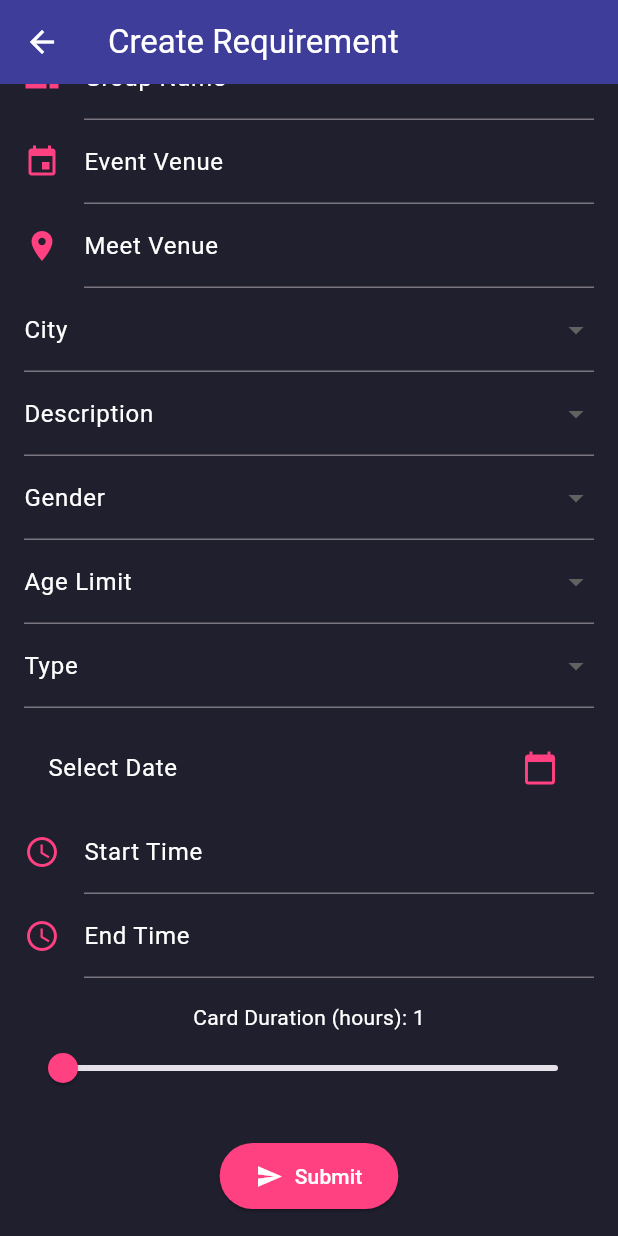
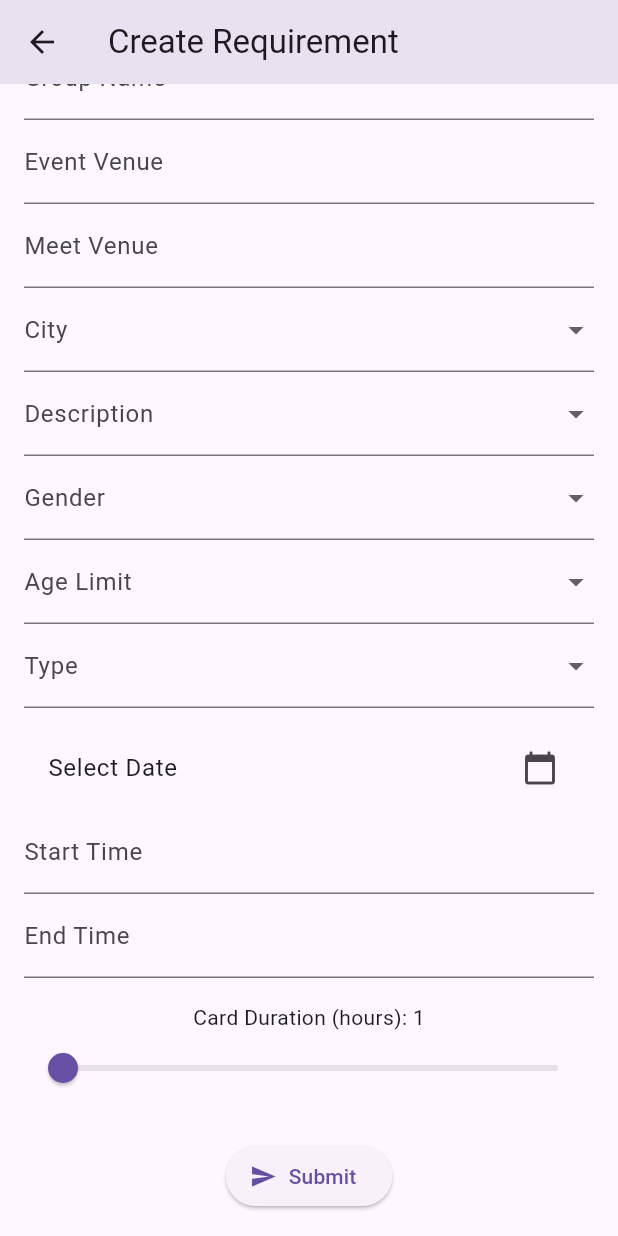
Before and after one commit to DIV-SYSTEM/firos_sports, a Flutter app: the CreateRequirementScreen screen opened directly, scrolled down 104 dp, on a phone screen of 412 x 824 dp. Run offline on Flutter 3.47's test engine with Material 3 defaults, Android fonts, the phone set to English and light mode, and no system bars; our stand-ins replace firebase_core, firebase_database, flutter_map, flutter_spinkit, geolocator, image_picker and 3 more; accounts and stored records are empty.

Commit message:
Update create_requirement_form.dart

```diff
--- a/lib/screen/create_requirement_form.dart
+++ b/lib/screen/create_requirement_form.dart
@@ -31,16 +31,49 @@ class _CreateRequirementScreenState extends State<CreateRequirementScreen> {
   double _timerHours = 1;
 
   final List<String> sportOptions = [
-    'Badminton', 'Basketball', 'Boxing', 'Chess', 'Cricket', 'Cycling',
-    'Football', 'Gym', 'Hockey', 'Kabaddi', 'Martial Arts', 'PUBG',
-    'Running', 'Skating', 'Swimming', 'Table Tennis', 'Tennis',
-    'Volleyball', 'Weightlifting', 'Yoga',
+    'Badminton',
+    'Basketball',
+    'Boxing',
+    'Chess',
+    'Cricket',
+    'Cycling',
+    'Football',
+    'Gym',
+    'Hockey',
+    'Kabaddi',
+    'Martial Arts',
+    'PUBG',
+    'Running',
+    'Skating',
+    'Swimming',
+    'Table Tennis',
+    'Tennis',
+    'Volleyball',
+    'Weightlifting',
+    'Yoga',
   ];
 
   final List<String> cityOptions = [
-    'Ahmedabad', 'Bangalore', 'Bhopal', 'Chandigarh', 'Chennai', 'Delhi',
-    'Hyderabad', 'Indore', 'Jaipur', 'Kanpur', 'Kochi', 'Kolkata',
-    'Lucknow', 'Mumbai', 'Nagpur', 'Patna', 'Pune', 'Ranchi', 'Surat', 'Visakhapatnam',
+    'Ahmedabad',
+    'Bangalore',
+    'Bhopal',
+    'Chandigarh',
+    'Chennai',
+    'Delhi',
+    'Hyderabad',
+    'Indore',
+    'Jaipur',
+    'Kanpur',
+    'Kochi',
+    'Kolkata',
+    'Lucknow',
+    'Mumbai',
+    'Nagpur',
+    'Patna',
+    'Pune',
+    'Ranchi',
+    'Surat',
+    'Visakhapatnam',
   ];
 
   final List<String> descriptionOptions = [
@@ -167,147 +200,46 @@ class _CreateRequirementScreenState extends State<CreateRequirementScreen> {
   @override
   Widget build(BuildContext context) {
     return Scaffold(
-      backgroundColor: const Color(0xFF1F1F2E), // Light dark background
-      appBar: AppBar(
-        backgroundColor: const Color(0xFF3B3B98), // Deep blue-purple
-        title: const Text('Create Requirement', style: TextStyle(color: Colors.white)),
-        iconTheme: const IconThemeData(color: Colors.white),
-      ),
+      appBar: AppBar(title: const Text('Create Requirement')),
       body: SingleChildScrollView(
         padding: const EdgeInsets.all(16.0),
-        child: Theme(
-          data: ThemeData(
-            inputDecorationTheme: const InputDecorationTheme(
-              labelStyle: TextStyle(color: Colors.white),
-              hintStyle: TextStyle(color: Colors.white70),
-              iconColor: Colors.pinkAccent,
-              focusedBorder: UnderlineInputBorder(borderSide: BorderSide(color: Colors.pinkAccent)),
-            ),
-          ),
         child: Form(
           key: _formKey,
           child: Column(
             children: [
-                CustomDropdown(
-                  label: 'Sport',
-                  items: sportOptions,
-                  value: _selectedSport,
-                  onChanged: (val) => setState(() => _selectedSport = val),
-                  icon: const Icon(Icons.sports_soccer, color: Colors.pinkAccent),
-                  dropdownColor: Colors.pink.shade100,
-                ),
-                TextFormField(
-                  controller: _groupNameController,
-                  decoration: const InputDecoration(
-                    labelText: 'Group Name',
-                    icon: Icon(Icons.group, color: Colors.pinkAccent),
-                  ),
-                  validator: (value) => value!.isEmpty ? 'Required' : null,
-                ),
-                TextFormField(
-                  controller: _eventVenueController,
-                  decoration: const InputDecoration(
-                    labelText: 'Event Venue',
-                    icon: Icon(Icons.event, color: Colors.pinkAccent),
-                  ),
-                ),
-                TextFormField(
-                  controller: _meetVenueController,
-                  decoration: const InputDecoration(
-                    labelText: 'Meet Venue',
-                    icon: Icon(Icons.location_on, color: Colors.pinkAccent),
-                  ),
-                ),
-                CustomDropdown(
-                  label: 'City',
-                  items: cityOptions,
-                  value: _selectedCity,
-                  onChanged: (val) => setState(() => _selectedCity = val),
-                  icon: const Icon(Icons.location_city, color: Colors.pinkAccent),
-                  dropdownColor: Colors.pink.shade100,
-                ),
-                CustomDropdown(
-                  label: "Description",
-                  items: descriptionOptions,
-                  value: _selectedDescription,
-                  onChanged: (val) => setState(() => _selectedDescription = val),
-                  icon: const Icon(Icons.description, color: Colors.pinkAccent),
-                  dropdownColor: Colors.pink.shade100,
-                ),
-                CustomDropdown(
-                  label: "Gender",
-                  items: genderOptions,
-                  value: _selectedGender,
-                  onChanged: (val) => setState(() => _selectedGender = val),
-                  icon: const Icon(Icons.transgender, color: Colors.pinkAccent),
-                  dropdownColor: Colors.pink.shade100,
-                ),
-                CustomDropdown(
-                  label: "Age Limit",
-                  items: ageOptions,
-                  value: _selectedAge,
-                  onChanged: (val) => setState(() => _selectedAge = val),
-                  icon: const Icon(Icons.cake, color: Colors.pinkAccent),
-                  dropdownColor: Colors.pink.shade100,
-                ),
-                CustomDropdown(
-                  label: "Type",
-                  items: typeOptions,
-                  value: _selectedType,
-                  onChanged: (val) => setState(() => _selectedType = val),
-                  icon: const Icon(Icons.attach_money, color: Colors.pinkAccent),
-                  dropdownColor: Colors.pink.shade100,
-                ),
+              CustomDropdown(label: 'Sport', items: sportOptions, value: _selectedSport, onChanged: (val) => setState(() => _selectedSport = val)),
+              TextFormField(controller: _groupNameController, decoration: const InputDecoration(labelText: 'Group Name'), validator: (value) => value!.isEmpty ? 'Required' : null),
+              TextFormField(controller: _eventVenueController, decoration: const InputDecoration(labelText: 'Event Venue')),
+              TextFormField(controller: _meetVenueController, decoration: const InputDecoration(labelText: 'Meet Venue')),
+              CustomDropdown(label: 'City', items: cityOptions, value: _selectedCity, onChanged: (val) => setState(() => _selectedCity = val)),
+
+              CustomDropdown(label: "Description", items: descriptionOptions, value: _selectedDescription, onChanged: (val) => setState(() => _selectedDescription = val)),
+              CustomDropdown(label: "Gender", items: genderOptions, value: _selectedGender, onChanged: (val) => setState(() => _selectedGender = val)),
+              CustomDropdown(label: "Age Limit", items: ageOptions, value: _selectedAge, onChanged: (val) => setState(() => _selectedAge = val)),
+              CustomDropdown(label: "Type", items: typeOptions, value: _selectedType, onChanged: (val) => setState(() => _selectedType = val)),
+
               const SizedBox(height: 12),
               ListTile(
-                  title: Text(
-                    _selectedDate != null
-                        ? "Date: ${DateFormat('yyyy-MM-dd').format(_selectedDate!)}"
-                        : "Select Date",
-                    style: const TextStyle(color: Colors.white),
-                  ),
-                  trailing: const Icon(Icons.calendar_today, color: Colors.pinkAccent),
+                title: Text(_selectedDate != null ? "Date: ${DateFormat('yyyy-MM-dd').format(_selectedDate!)}" : "Select Date"),
+                trailing: const Icon(Icons.calendar_today),
                 onTap: _selectDate,
               ),
-                TextFormField(
-                  controller: _startTimeController,
-                  readOnly: true,
-                  decoration: const InputDecoration(
-                    labelText: 'Start Time',
-                    icon: Icon(Icons.schedule, color: Colors.pinkAccent),
-                  ),
-                  onTap: () => _selectTime(_startTimeController),
-                ),
-                TextFormField(
-                  controller: _endTimeController,
-                  readOnly: true,
-                  decoration: const InputDecoration(
-                    labelText: 'End Time',
-                    icon: Icon(Icons.schedule_outlined, color: Colors.pinkAccent),
-                  ),
-                  onTap: () => _selectTime(_endTimeController),
-                ),
+              TextFormField(controller: _startTimeController, readOnly: true, decoration: const InputDecoration(labelText: 'Start Time'), onTap: () => _selectTime(_startTimeController)),
+              TextFormField(controller: _endTimeController, readOnly: true, decoration: const InputDecoration(labelText: 'End Time'), onTap: () => _selectTime(_endTimeController)),
+
               const SizedBox(height: 16),
-                Text(
-                  "Card Duration (hours): ${_timerHours.toInt()}",
-                  style: const TextStyle(color: Colors.white),
-                ),
+              Text("Card Duration (hours): ${_timerHours.toInt()}"),
               Slider(
                 value: _timerHours,
                 min: 1,
                 max: 72,
                 divisions: 71,
                 label: _timerHours.toInt().toString(),
-                  activeColor: Colors.pinkAccent,
                 onChanged: (value) => setState(() => _timerHours = value),
               ),
+
               const SizedBox(height: 24),
               ElevatedButton.icon(
-                  style: ElevatedButton.styleFrom(
-                    backgroundColor: Colors.pinkAccent,
-                    foregroundColor: Colors.white,
-                    padding: const EdgeInsets.symmetric(horizontal: 24, vertical: 12),
-                  ),
                 onPressed: _submitForm,
                 icon: const Icon(Icons.send),
                 label: const Text("Submit"),
@@ -316,7 +248,6 @@ class _CreateRequirementScreenState extends State<CreateRequirementScreen> {
           ),
         ),
       ),
-      ),
     );
   }
 }
```
Lines whose indentation alone changed are shown as unchanged.
